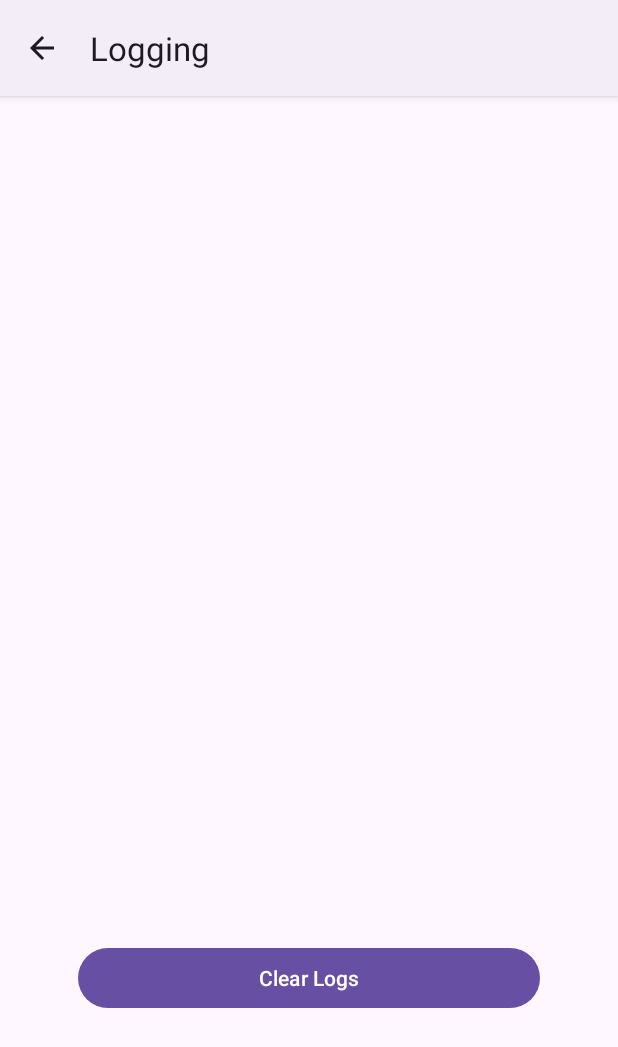
After one commit to calinrc/gatedispatcher, an Android app: the LoggingActivity screen opened directly, with no data from a screen before it, on a phone screen of 412 x 824 dp. The commit adds this screen. Shown: the top 1047 px of the screen. Run offline under Robolectric (Android 15) with nearby library versions, the phone set to English and light mode, and no system bars; our stand-ins replace androidx.preference.

Commit message:
feat: add logging display in app menu

```diff
--- /dev/null
+++ b/app/src/main/java/org/calinrc/gatedispatcher/LoggingActivity.kt
@@ -0,0 +1,26 @@
+package org.calinrc.gatedispatcher
+
+import android.content.Intent
+import android.os.Bundle
+import android.widget.Button
+import android.widget.TextView
+import androidx.appcompat.app.AppCompatActivity
+import androidx.preference.PreferenceFragmentCompat
+import org.calinrc.gatedispatcher.trace.GateEventsTracer
+
+class LoggingActivity : AppCompatActivity() {
+
+    override fun onCreate(savedInstanceState: Bundle?) {
+        super.onCreate(savedInstanceState)
+        setContentView(R.layout.logging_activity)
+        supportActionBar?.setDisplayHomeAsUpEnabled(true)
+        val clearLoggingButton: Button = findViewById(R.id.button_clear_logs)
+        clearLoggingButton.setOnClickListener {
+            GateEventsTracer.getInstance().clearTrace()
+            val viewLogs: TextView = findViewById(R.id.textViewLogs)
+            viewLogs.text = GateEventsTracer.getInstance().getTrace()
+        }
+        val viewLogs: TextView = findViewById(R.id.textViewLogs)
+        viewLogs.text =GateEventsTracer.getInstance().getTrace()
+    }
+}
--- /dev/null
+++ b/app/src/main/java/org/calinrc/gatedispatcher/trace/GateEventsTracer.kt
@@ -0,0 +1,44 @@
+package org.calinrc.gatedispatcher.trace
+
+import android.content.Context
+import android.util.Log
+import java.io.File
+import java.time.LocalDateTime
+import java.time.format.DateTimeFormatter
+
+
+class GateEventsTracer(val file: File, val dtf: DateTimeFormatter) {
+    companion object {
+        private var instance:GateEventsTracer? = null
+        fun initInstance(context: Context){
+            val loggingFile = File(context.filesDir, "logging.txt")
+            val dtf = DateTimeFormatter.ofPattern("yyyy/MM/dd HH:mm:ss")
+            instance = GateEventsTracer(loggingFile, dtf)
+        }
+
+        fun getInstance():GateEventsTracer{
+            if(instance == null){
+                throw IllegalArgumentException("Using n uninitialized logging system")
+            }
+                return instance as GateEventsTracer
+        }
+    }
+
+    public fun addTrace(info:String){
+        val now = LocalDateTime.now()
+        val timeStr = this.dtf.format(now)
+        val line = "$timeStr - $info\n"
+        this.file.appendText(line)
+    }
+    fun getTrace():String{
+        try {
+            return this.file.readText()
+        }catch (e:Exception){
+            Log.e("GateEventsTracer", "Error reading trace file", e)
+            return ""
+        }
+    }
+    fun clearTrace(){
+        this.file.writeText("")
+    }
+}
--- /dev/null
+++ b/app/src/main/res/layout/logging_activity.xml
@@ -0,0 +1,52 @@
+<?xml version="1.0" encoding="utf-8"?>
+<androidx.constraintlayout.widget.ConstraintLayout xmlns:android="http://schemas.android.com/apk/res/android"
+    xmlns:app="http://schemas.android.com/apk/res-auto"
+    xmlns:tools="http://schemas.android.com/tools"
+    android:layout_width="match_parent"
+    android:layout_height="match_parent"
+    tools:context=".LoggingActivity">
+
+    <TextView
+        android:id="@+id/textViewLogs"
+        android:layout_width="0dp"
+        android:layout_height="500dp"
+        android:layout_marginStart="32dp"
+        android:layout_marginTop="32dp"
+        android:layout_marginEnd="32dp"
+        android:layout_marginBottom="32dp"
+        android:scrollbarAlwaysDrawHorizontalTrack="true"
+        android:scrollbars="vertical"
+        android:text=""
+        android:textSize="16sp"
+        app:layout_constraintBottom_toTopOf="@id/LinearLayout01"
+        app:layout_constraintEnd_toEndOf="parent"
+        app:layout_constraintStart_toStartOf="parent"
+        app:layout_constraintTop_toTopOf="parent" />
+
+    <LinearLayout
+        android:id="@+id/LinearLayout01"
+        android:layout_width="0dp"
+        android:layout_height="200dp"
+        android:layout_marginStart="32dp"
+        android:layout_marginTop="32dp"
+        android:layout_marginEnd="32dp"
+        android:layout_marginBottom="32dp"
+
+        android:orientation="horizontal"
+        app:layout_constraintTop_toBottomOf="@id/LinearLayout01"
+        app:layout_constraintBottom_toBottomOf="parent"
+        app:layout_constraintEnd_toEndOf="parent"
+        app:layout_constraintStart_toStartOf="parent"
+        app:layout_constraintVertical_bias="0.0">
+
+        <Button
+            android:id="@+id/button_clear_logs"
+            android:layout_width="wrap_content"
+            android:layout_height="wrap_content"
+            android:layout_weight="1"
+            android:insetLeft="20dp"
+            android:insetRight="20dp"
+            android:text="@string/clear_logs" />
+    </LinearLayout>
+
+</androidx.constraintlayout.widget.ConstraintLayout>
--- a/app/src/main/res/menu/main_menu.xml
+++ b/app/src/main/res/menu/main_menu.xml
@@ -9,6 +9,12 @@
         android:title="@string/action_settings"
         app:showAsAction="never" />
     <item
+        android:id="@+id/action_logging"
+        android:orderInCategory="100"
+        android:title="@string/action_logging"
+        app:showAsAction="never" />
+
+    <item
         android:id="@+id/action_about"
         android:orderInCategory="100"
         android:title="@string/action_about"
--- a/app/src/main/res/values/strings.xml
+++ b/app/src/main/res/values/strings.xml
@@ -1,12 +1,15 @@
 <resources>
     <string name="app_name">Gate Dispatcher</string>
     <string name="gate">Open Gate</string>
+    <string name="clear_logs">Clear Logs</string>
     <string name="gate_state_change_action_title">Gate state changed</string>
     <string name="manage_overlay_permissions">Allow Gate Dispatcher to display over other apps</string>
 
     <string name="action_settings">Settings</string>
+    <string name="action_logging">Logging</string>
     <string name="action_about">About</string>
     <string name="title_activity_settings">Settings</string>
+    <string name="title_activity_logging">Logging</string>
     <string name="title_activity_about">About</string>
 
     <string name="settings_header">Configuration Settings</string>
```
Also changed, not shown: app/src/main/AndroidManifest.xml (+9 -0 lines), app/src/main/java/org/calinrc/gatedispatcher/MainActivity.kt (+10 -1 lines), app/src/main/java/org/calinrc/gatedispatcher/SmsReceiver.kt (+7 -12 lines).
